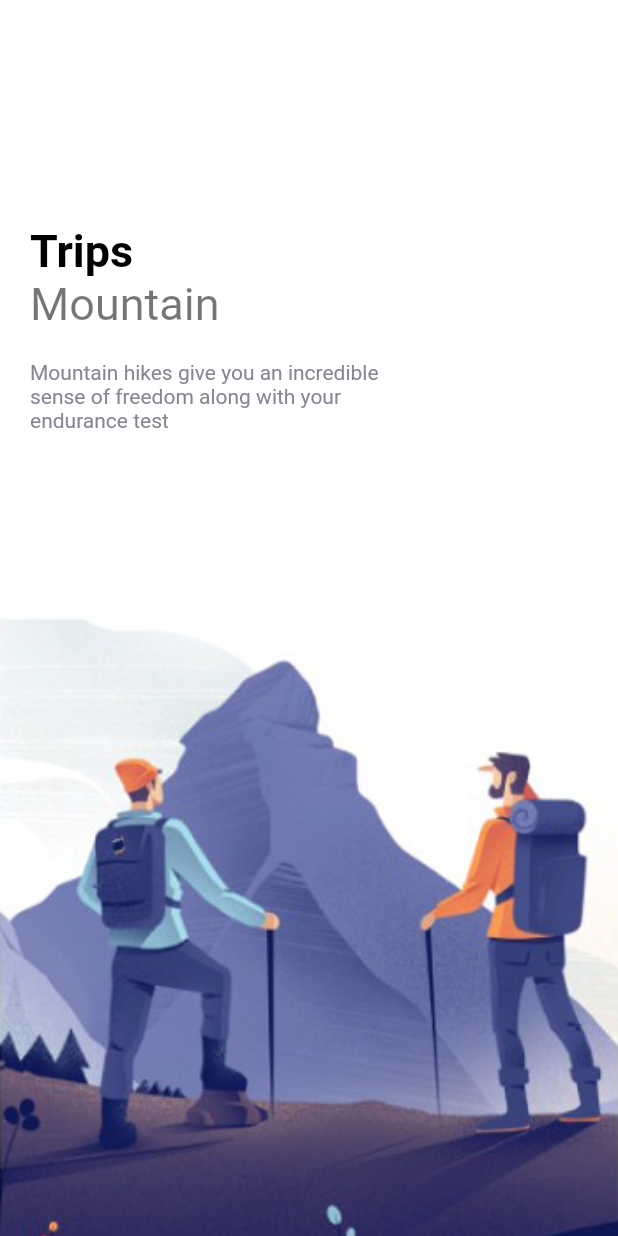
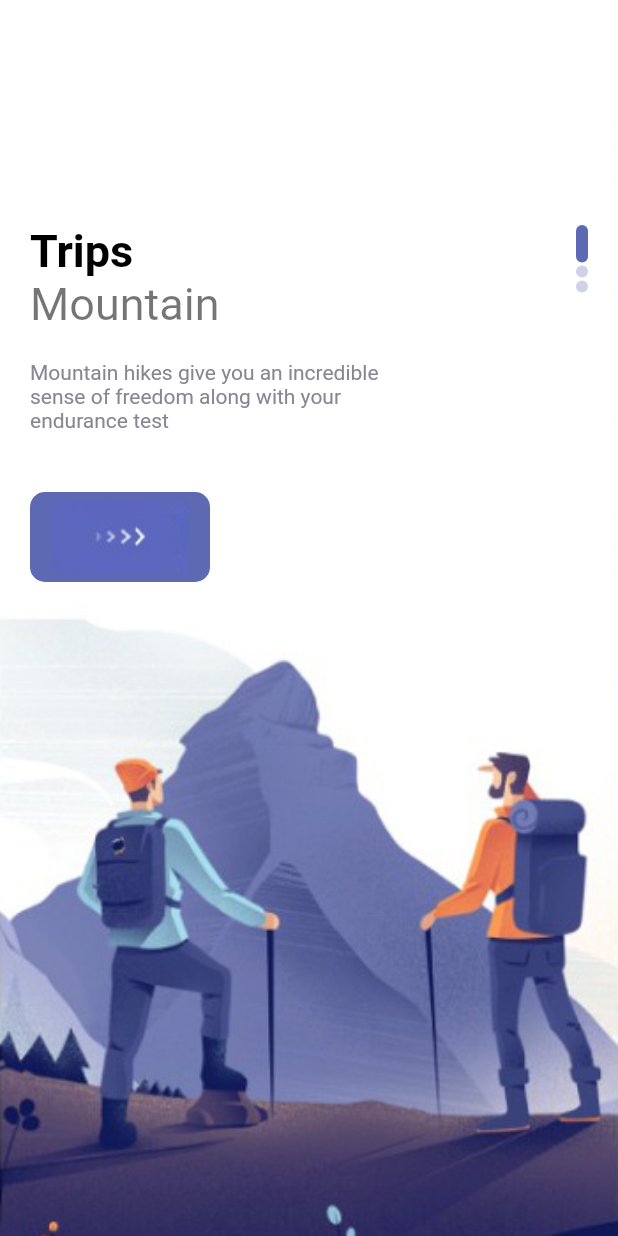
Before and after one commit to ArthourVaSa/TripApp, a Flutter app: the WelcomePage screen opened directly, on a phone screen of 412 x 824 dp. Run offline on Flutter 3.47's test engine with Material 2 defaults, Android fonts, the phone set to English and light mode, and no system bars.

Commit message:
Some changes

```diff
--- a/lib/main.dart
+++ b/lib/main.dart
@@ -1,3 +1,5 @@
+import 'package:cubit_practice/pages/nav_pages/home_page.dart';
+import 'package:cubit_practice/pages/nav_pages/main_page.dart';
 import 'package:flutter/material.dart';
 import 'package:cubit_practice/pages/welcome_page.dart';
 
@@ -18,7 +20,7 @@ class MyApp extends StatelessWidget {
 
         primarySwatch: Colors.blue,
       ),
-      home: WelcomePage(),
+      home: MainPage(),
     );
   }
 }
--- a/lib/pages/welcome_page.dart
+++ b/lib/pages/welcome_page.dart
@@ -3,6 +3,7 @@
 import 'package:cubit_practice/misc/colors.dart';
 import 'package:cubit_practice/widgets/app_large_text.dart';
 import 'package:cubit_practice/widgets/app_text.dart';
+import 'package:cubit_practice/widgets/responsive_button.dart';
 import 'package:flutter/material.dart';
 
 class WelcomePage extends StatefulWidget {
@@ -39,6 +40,7 @@ class _WelcomePageState extends State<WelcomePage> {
             child: Container(
               margin: const EdgeInsets.only(top: 150, left: 20, right: 20),
               child: Row(
+                mainAxisAlignment: MainAxisAlignment.spaceBetween,
                 children: [
                   Column(
                     crossAxisAlignment: CrossAxisAlignment.start,
@@ -54,8 +56,25 @@ class _WelcomePageState extends State<WelcomePage> {
                           color: AppColors.textColor2,
                         ),
                       ),
+                      const SizedBox(
+                        height: 40,
+                      ),
+                      ResponsiveButton(width: 120,),
                     ],
-                  )
+                  ),
+                  Column(
+                    children: List.generate(3, (indexDots) {
+                      return Container(
+                        margin: const EdgeInsets.only(bottom: 2),
+                        width: 8,
+                        height: index == indexDots ? 25 : 8,
+                        decoration: BoxDecoration(
+                          borderRadius: BorderRadius.circular(8),
+                          color: index == indexDots ? AppColors.mainColor : AppColors.mainColor.withOpacity(0.3),
+                        ),
+                      );
+                    }),
+                  ),
                 ],
               ),
             ),
--- a/lib/widgets/responsive_button.dart
+++ b/lib/widgets/responsive_button.dart
@@ -1,10 +1,26 @@
+import 'package:cubit_practice/misc/colors.dart';
 import 'package:flutter/material.dart';
 
 class ResponsiveButton extends StatelessWidget {
-  const ResponsiveButton({Key? key}) : super(key: key);
+  bool? isResponsive;
+  double? width;
+  ResponsiveButton({Key? key, this.width, this.isResponsive = false}) : super(key: key);
 
   @override
   Widget build(BuildContext context) {
-    return Container();
+    return Container(
+      width: width,
+      height: 60,
+      decoration: BoxDecoration(
+        borderRadius: BorderRadius.circular(10),
+        color: AppColors.mainColor,
+      ),
+      child: Row(
+        mainAxisAlignment: MainAxisAlignment.center,
+        children: [
+          Image.asset("img/button-one.png"),
+        ],
+      ),
+    );
   }
 }
```
Also changed, not shown: lib/pages/nav_pages/bar_item_page.dart (added, +16 -0 lines), lib/pages/nav_pages/home_page.dart (added, +19 -0 lines), lib/pages/nav_pages/main_page.dart (added, +56 -0 lines), lib/pages/nav_pages/my_page.dart (added, +16 -0 lines), lib/pages/nav_pages/search_page.dart (added, +16 -0 lines).
